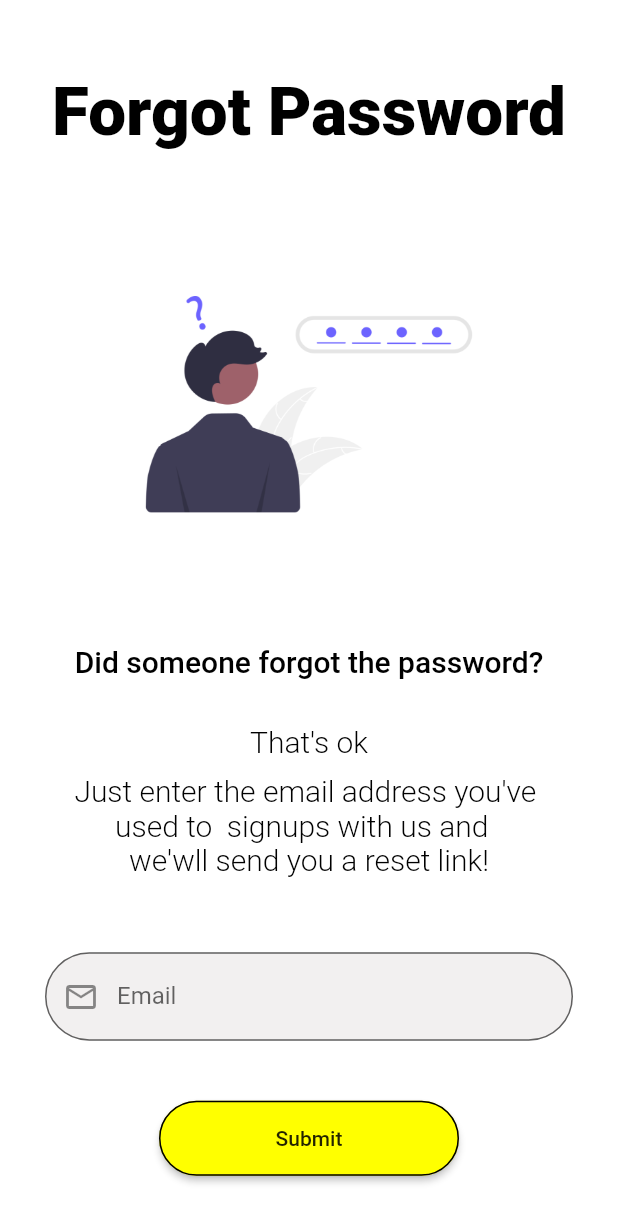
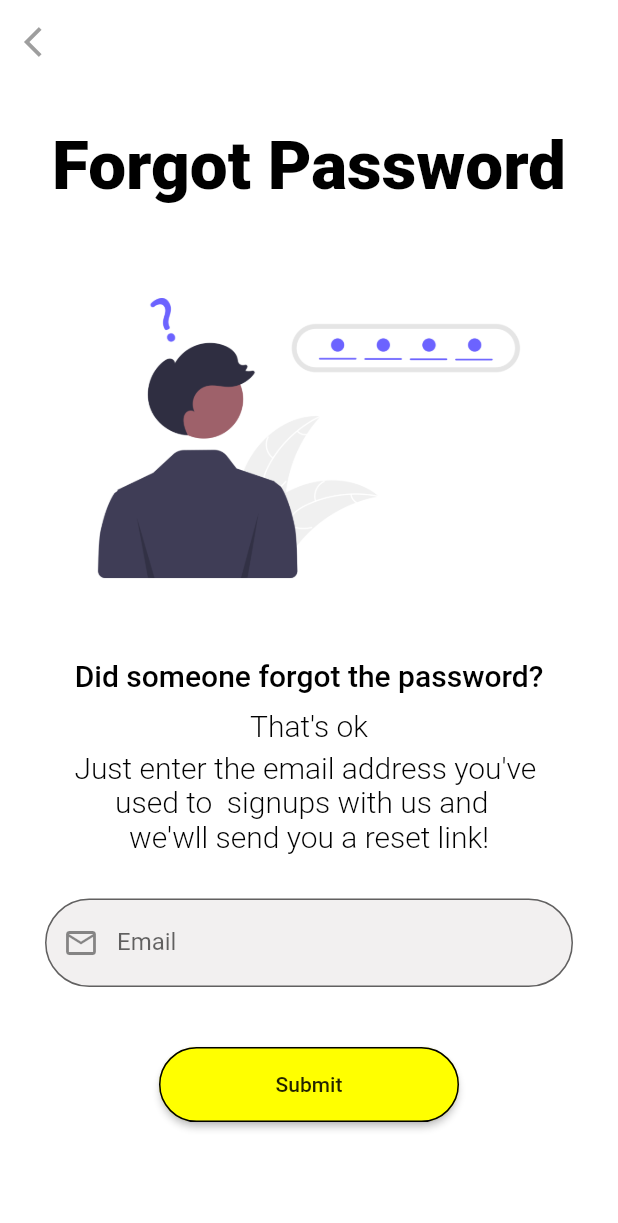
Before and after one commit to ayan-gorain/Enchantee, a Flutter app: the Forgotpasswordpage screen opened by its route, on a phone screen of 412 x 824 dp. Shown: the top 1223 px of the screen. Run offline on Flutter 3.47's test engine with Material 2 defaults, Android fonts, the phone set to English and light mode, and no system bars; our stand-ins replace flutter_screenutil, font_awesome_flutter, image_picker, intl_phone_field.

Commit message:
otp page going on

```diff
--- a/lib/main.dart
+++ b/lib/main.dart
@@ -1,5 +1,7 @@
+import 'package:enchante/pages/Deliviryage_signup.dart';
 import 'package:enchante/pages/forgotPassword_page.dart';
 import 'package:enchante/pages/otp_page.dart';
+import 'package:enchante/pages/vendor_signup.dart';
 import 'package:flutter/material.dart';
 import 'package:enchante/pages/customers_signup.dart';
 import 'package:enchante/pages/first_page.dart';
@@ -27,6 +29,8 @@ class Myapp extends StatelessWidget {
         Myroutes.signupRoute: (context) =>Signuppage(),
         Myroutes.open2Route: (context) =>Open2page(),
         Myroutes.customersignupRoute: (context) =>Customersignupage(),
+        Myroutes.VendorsignupRoute: (context) =>Vendorsignupage(),
+        Myroutes.deliveryagesignupRoute: (context) =>deliveryagesignupage(),
         Myroutes.forgetpasswordRoute: (context) =>Forgotpasswordpage(),
         Myroutes.otpRoute: (context) =>otppage(),
 
--- a/lib/pages/forgotPassword_page.dart
+++ b/lib/pages/forgotPassword_page.dart
@@ -12,7 +12,16 @@ class Forgotpasswordpage extends StatelessWidget {
           width:double.infinity,
           child: Column(
               children:<Widget>[
-                SizedBox(height:40),
+                AppBar(
+                  title: Text(''),// You can add title here
+                  leading: new IconButton(
+                    icon: new Icon(Icons.arrow_back_ios, color: Colors.grey),
+                    onPressed: () => Navigator.of(context).pop(),
+                  ),
+                  backgroundColor: Colors.white.withOpacity(0.3), //You can make this transparent
+                  elevation: 0.0, //No shadow
+                ),
+                SizedBox(height:20),
                 const Padding(
                   padding: EdgeInsets.all(8.0),
                   child: Text("Forgot Password",
@@ -23,8 +32,8 @@ class Forgotpasswordpage extends StatelessWidget {
                           fontWeight: FontWeight.w800)),
                 ),
                 Padding(
-                  padding: const EdgeInsets.all(70.0),
-                  child: Image.asset("assets/images/for.png",),
+                  padding: const EdgeInsets.all(30.0),
+                  child: Image.asset("assets/images/for.png", fit: BoxFit.cover,),
                 ),
 
                 Text("Did someone forgot the password?",
@@ -33,14 +42,14 @@ class Forgotpasswordpage extends StatelessWidget {
                           fontSize: 20,
                           color: Colors.black,
                           fontWeight: FontWeight.w500)),
-                SizedBox(height: 30,),
+                SizedBox(height: 10,),
                 Text("That's ok",
                       style: TextStyle(
                         inherit: true,
                           fontSize: 20,
                           color: Colors.black,
                           fontWeight: FontWeight.w300)),
-                SizedBox(height: 10,),
+                SizedBox(height: 5,),
                 Text("Just enter the email address you've ",
                       style: TextStyle(
                         inherit: true,
@@ -59,7 +68,7 @@ class Forgotpasswordpage extends StatelessWidget {
                           fontSize: 20,
                           color: Colors.black,
                           fontWeight: FontWeight.w300)),
-                SizedBox(height: 40,),
+                SizedBox(height: 20,),
                 const Padding(
                   padding: EdgeInsets.only(left:30,right: 30,top: 10),
                   child: TextField(
--- a/lib/pages/signup_page.dart
+++ b/lib/pages/signup_page.dart
@@ -44,7 +44,7 @@ class Signuppage extends StatelessWidget {
                   minWidth:350,
                   height: 50,
                   onPressed: () {
-                   // Navigator.pushNamed(context, Myroutes.open2Route);
+                   Navigator.pushNamed(context, Myroutes.VendorsignupRoute);
                   },
                   color: Colors.white,
                   shape: RoundedRectangleBorder(
@@ -61,7 +61,7 @@ class Signuppage extends StatelessWidget {
                   minWidth:350,
                   height: 50,
                   onPressed: () {
-                   // Navigator.pushNamed(context, Myroutes.open2Route);
+                    Navigator.pushNamed(context, Myroutes.deliveryagesignupRoute);
                   },
                   color: Colors.lightGreenAccent,
                   shape: RoundedRectangleBorder(
--- a/lib/utiles/routes.dart
+++ b/lib/utiles/routes.dart
@@ -5,6 +5,8 @@ class Myroutes {
   static String signupRoute = "/sign";
   static String open2Route= "/open2";
   static String customersignupRoute= "/cussignup";
+  static String VendorsignupRoute= "/vensignup";
+  static String deliveryagesignupRoute= "/delsignup";
   static String forgetpasswordRoute= "/forgot";
   static String otpRoute= "/otp";
 
```
Also changed, not shown: lib/pages/Deliviryage_signup.dart (added, +11 -0 lines), lib/pages/otp_page.dart (+10 -1 lines), lib/pages/vendor_signup.dart (added, +47 -0 lines).
